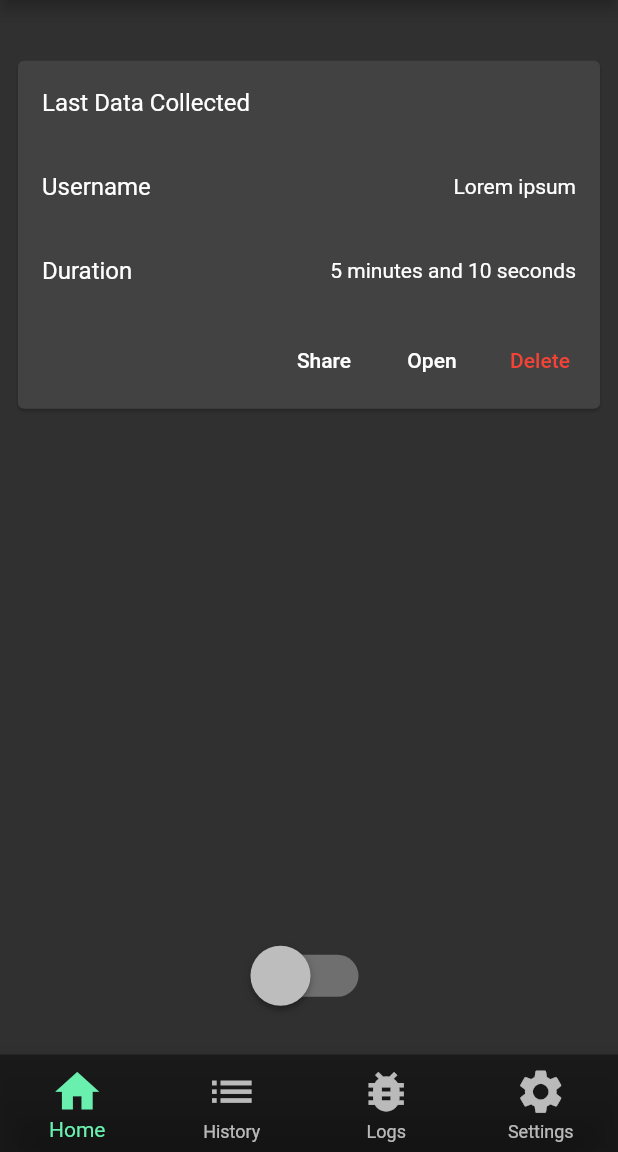
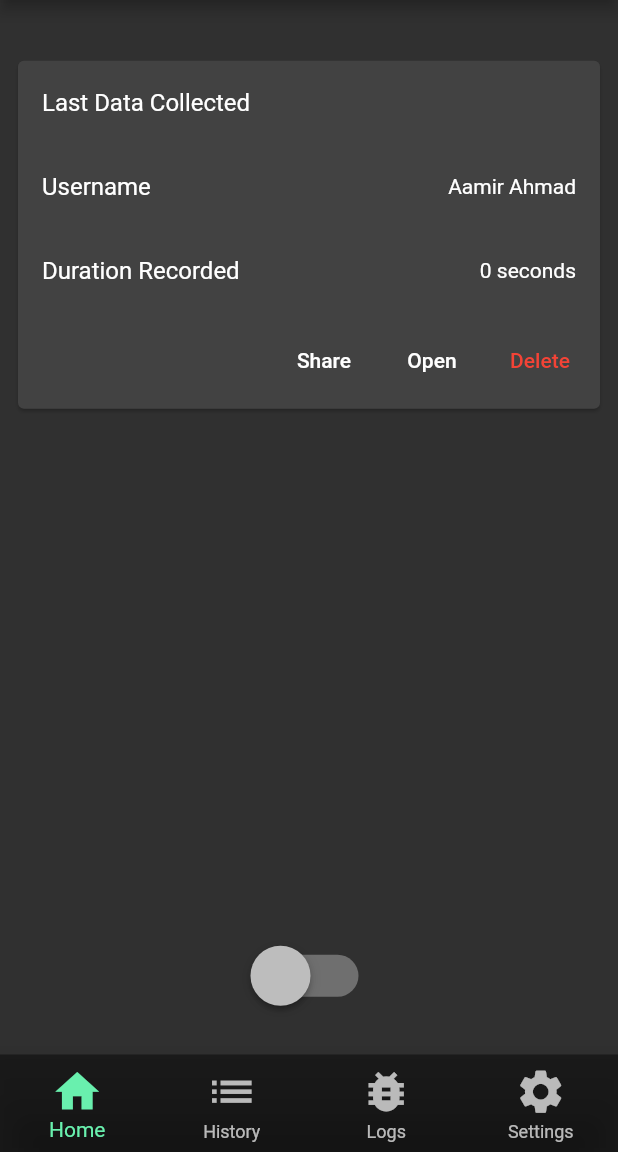
Before and after one commit to aamirsahmad/gait_mobile_app, a Flutter app: the screen it shows after launch, on a phone screen of 412 x 824 dp, the part 84-1236 px from its top. Run offline on Flutter 3.47's test engine with Material 2 defaults, Android fonts, the phone set to English and light mode, and no system bars; our stand-ins replace settings_ui.

Commit message:
Added logic for dynamically managing recorded time.

```diff
--- /dev/null
+++ b/lib/util.dart
@@ -0,0 +1,5 @@
+
+int getReferenceTime() {
+    int ms = new DateTime.now().millisecondsSinceEpoch;
+    return (ms / 1000).round();
+}
--- a/lib/views/home.dart
+++ b/lib/views/home.dart
@@ -2,6 +2,7 @@ import 'package:flutter/material.dart';
 import 'package:gait_mobile_app/views/history.dart';
 import 'package:gait_mobile_app/views/logs.dart';
 import 'package:gait_mobile_app/views/settings.dart';
+import 'package:gait_mobile_app/util.dart';
 
 class Home extends StatefulWidget {
   Home({Key key, this.title}) : super(key: key);
@@ -14,14 +15,17 @@ class Home extends StatefulWidget {
 
 class _HomeState extends State<Home> {
   bool isRecording = false;
-
   int _selectedIndex = 0;
+  int referenceTime = 0;
+  int durationRecorded = 0;
 
   void _onItemTapped(int index) {
     setState(() {
       _selectedIndex = index;
     });
   }
+
+
 
   @override
   Widget build(BuildContext context) {
@@ -36,16 +40,19 @@ class _HomeState extends State<Home> {
                 child: Column(
                   mainAxisSize: MainAxisSize.min,
                   children: <Widget>[
+
                     const ListTile(
                       title: Text('Last Data Collected'),
                     ),
+
                     const ListTile(
                       title: Text('Username'),
-                      trailing: Text('Lorem ipsum'),
+                      trailing: Text('Aamir Ahmad'),
                     ),
-                    const ListTile(
-                      title: Text('Duration'),
-                      trailing: Text('5 minutes and 10 seconds'),
+
+                    ListTile(
+                      title: Text('Duration Recorded'),
+                      trailing: Text(durationRecorded.toString() + " seconds"),
                     ),
                     ButtonBar(
                       children: <Widget>[
@@ -81,6 +88,19 @@ class _HomeState extends State<Home> {
                 onChanged: (value) {
                   setState(() {
                     isRecording = !isRecording;
+
+                    if(!isRecording)
+                    {
+                      // record time in seconds since that last 'local epoch' where the
+                      // the this 'local epoch' is the reference time from when recording
+                      // started
+                      durationRecorded = durationRecorded + (getReferenceTime() - referenceTime);
+                    }
+                    else
+                    {
+                      referenceTime = getReferenceTime();
+                    }
+
                   });
                 },
               ),
```
